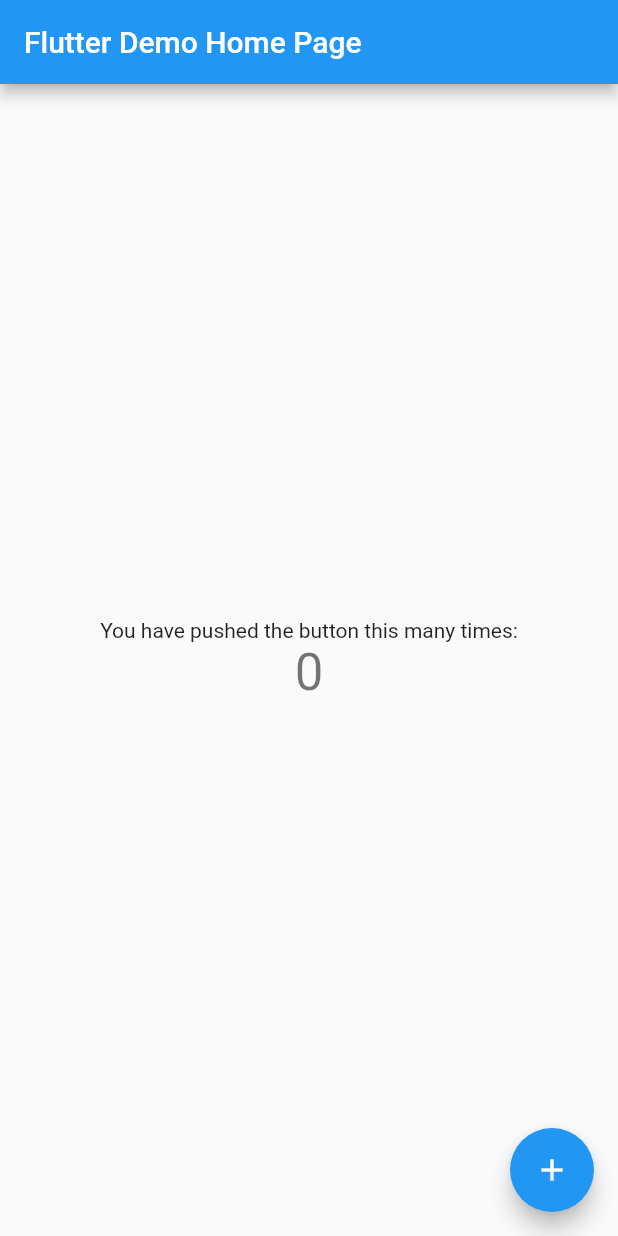
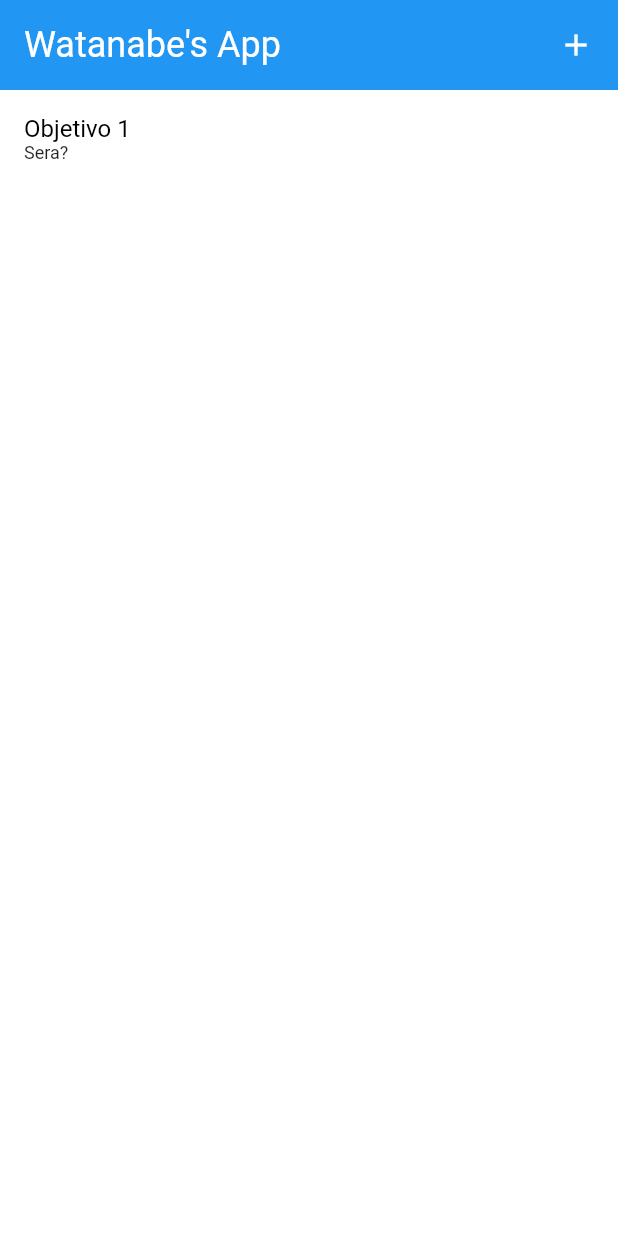
Before and after one commit to vmwatanabe/cut-it-and-profit, a Flutter app: the screen it shows after launch, on a phone screen of 412 x 824 dp. Run offline on Flutter 3.47's test engine with Material 2 defaults, Android fonts, the phone set to English and light mode, and no system bars.

Commit message:
GERAL: - Adição de estruturas básicas listas

```diff
--- a/lib/main.dart
+++ b/lib/main.dart
@@ -1,111 +1,14 @@
 import 'package:flutter/material.dart';
+import './widgets/home/home.dart';
 
-void main() => runApp(MyApp());
+void main() => runApp(App());
 
-class MyApp extends StatelessWidget {
-  // This widget is the root of your application.
+class App extends StatelessWidget {
   @override
   Widget build(BuildContext context) {
     return MaterialApp(
       title: 'Flutter Demo',
-      theme: ThemeData(
-        // This is the theme of your application.
-        //
-        // Try running your application with "flutter run". You'll see the
-        // application has a blue toolbar. Then, without quitting the app, try
-        // changing the primarySwatch below to Colors.green and then invoke
-        // "hot reload" (press "r" in the console where you ran "flutter run",
-        // or simply save your changes to "hot reload" in a Flutter IDE).
-        // Notice that the counter didn't reset back to zero; the application
-        // is not restarted.
-        primarySwatch: Colors.blue,
-      ),
-      home: MyHomePage(title: 'Flutter Demo Home Page'),
+      home: Home(),
     );
   }
 }
-
-class MyHomePage extends StatefulWidget {
-  MyHomePage({Key key, this.title}) : super(key: key);
-
-  // This widget is the home page of your application. It is stateful, meaning
-  // that it has a State object (defined below) that contains fields that affect
-  // how it looks.
-
-  // This class is the configuration for the state. It holds the values (in this
-  // case the title) provided by the parent (in this case the App widget) and
-  // used by the build method of the State. Fields in a Widget subclass are
-  // always marked "final".
-
-  final String title;
-
-  @override
-  _MyHomePageState createState() => _MyHomePageState();
-}
-
-class _MyHomePageState extends State<MyHomePage> {
-  int _counter = 0;
-
-  void _incrementCounter() {
-    setState(() {
-      // This call to setState tells the Flutter framework that something has
-      // changed in this State, which causes it to rerun the build method below
-      // so that the display can reflect the updated values. If we changed
-      // _counter without calling setState(), then the build method would not be
-      // called again, and so nothing would appear to happen.
-      _counter++;
-    });
-  }
-
-  @override
-  Widget build(BuildContext context) {
-    // This method is rerun every time setState is called, for instance as done
-    // by the _incrementCounter method above.
-    //
-    // The Flutter framework has been optimized to make rerunning build methods
-    // fast, so that you can just rebuild anything that needs updating rather
-    // than having to individually change instances of widgets.
-    return Scaffold(
-      appBar: AppBar(
-        // Here we take the value from the MyHomePage object that was created by
-        // the App.build method, and use it to set our appbar title.
-        title: Text(widget.title),
-      ),
-      body: Center(
-        // Center is a layout widget. It takes a single child and positions it
-        // in the middle of the parent.
-        child: Column(
-          // Column is also a layout widget. It takes a list of children and
-          // arranges them vertically. By default, it sizes itself to fit its
-          // children horizontally, and tries to be as tall as its parent.
-          //
-          // Invoke "debug painting" (press "p" in the console, choose the
-          // "Toggle Debug Paint" action from the Flutter Inspector in Android
-          // Studio, or the "Toggle Debug Paint" command in Visual Studio Code)
-          // to see the wireframe for each widget.
-          //
-          // Column has various properties to control how it sizes itself and
-          // how it positions its children. Here we use mainAxisAlignment to
-          // center the children vertically; the main axis here is the vertical
-          // axis because Columns are vertical (the cross axis would be
-          // horizontal).
-          mainAxisAlignment: MainAxisAlignment.center,
-          children: <Widget>[
-            Text(
-              'You have pushed the button this many times:',
-            ),
-            Text(
-              '$_counter',
-              style: Theme.of(context).textTheme.display1,
-            ),
-          ],
-        ),
-      ),
-      floatingActionButton: FloatingActionButton(
-        onPressed: _incrementCounter,
-        tooltip: 'Increment',
-        child: Icon(Icons.add),
-      ), // This trailing comma makes auto-formatting nicer for build methods.
-    );
-  }
-}
--- /dev/null
+++ b/lib/widgets/home/goal.dart
@@ -0,0 +1,29 @@
+import 'package:flutter/material.dart';
+
+class Goal extends StatelessWidget {
+  final String title;
+  final String description;
+
+  Goal({this.title, this.description});
+
+  @override
+  Widget build(BuildContext context) {
+    return Row(
+      children: <Widget>[
+        Column(
+          crossAxisAlignment: CrossAxisAlignment.start,
+          children: <Widget>[
+            Text(
+              title,
+              style: TextStyle(fontSize: 16, color: Colors.black),
+            ),
+            Text(
+              description,
+              style: TextStyle(fontSize: 12),
+            ),
+          ],
+        ),
+      ],
+    );
+  }
+}
--- /dev/null
+++ b/lib/widgets/home/goalsList.dart
@@ -0,0 +1,31 @@
+import 'package:flutter/material.dart';
+import './goal.dart';
+
+class GoalsList extends StatefulWidget {
+  @override
+  _GoalsListState createState() => _GoalsListState();
+}
+
+class _GoalsListState extends State<GoalsList>
+    with SingleTickerProviderStateMixin {
+  AnimationController _controller;
+
+  @override
+  void initState() {
+    super.initState();
+    _controller = AnimationController(vsync: this);
+  }
+
+  @override
+  void dispose() {
+    super.dispose();
+    _controller.dispose();
+  }
+
+  @override
+  Widget build(BuildContext context) {
+    return Column(
+      children: <Widget>[Goal(title: 'Objetivo 1', description: 'Sera?')],
+    );
+  }
+}
--- /dev/null
+++ b/lib/widgets/home/header.dart
@@ -0,0 +1,33 @@
+import 'package:flutter/material.dart';
+
+class Header extends StatefulWidget {
+  @override
+  _HeaderState createState() => _HeaderState();
+}
+
+class _HeaderState extends State<Header> {
+  @override
+  Widget build(BuildContext context) {
+    return Container(
+      decoration: BoxDecoration(color: Colors.blue[500]),
+      padding: EdgeInsets.all(16),
+      child: Row(
+        mainAxisAlignment: MainAxisAlignment.spaceBetween,
+        children: <Widget>[
+          Text(
+            'Watanabe\'s App',
+            style: TextStyle(
+              color: Colors.white,
+              fontSize: 24,
+            ),
+          ),
+          Icon(
+            Icons.add,
+            color: Colors.white,
+            size: 24,
+          )
+        ],
+      ),
+    );
+  }
+}
--- /dev/null
+++ b/lib/widgets/home/home.dart
@@ -0,0 +1,43 @@
+import 'package:flutter/material.dart';
+import './goalsList.dart';
+import './header.dart';
+
+class Home extends StatefulWidget {
+  @override
+  _HomeState createState() => _HomeState();
+}
+
+class _HomeState extends State<Home> with SingleTickerProviderStateMixin {
+  AnimationController _controller;
+
+  @override
+  void initState() {
+    super.initState();
+    _controller = AnimationController(vsync: this);
+  }
+
+  @override
+  void dispose() {
+    super.dispose();
+    _controller.dispose();
+  }
+
+  @override
+  Widget build(BuildContext context) {
+    return Material(
+        type: MaterialType.transparency,
+        child: Container(
+          height: 50.0,
+          decoration: BoxDecoration(color: Colors.white),
+          child: Column(
+            children: <Widget>[
+              Header(),
+              Container(
+                padding: EdgeInsets.symmetric(horizontal: 16, vertical: 16),
+                child: GoalsList(),
+              ),
+            ],
+          ),
+        ));
+  }
+}
```
